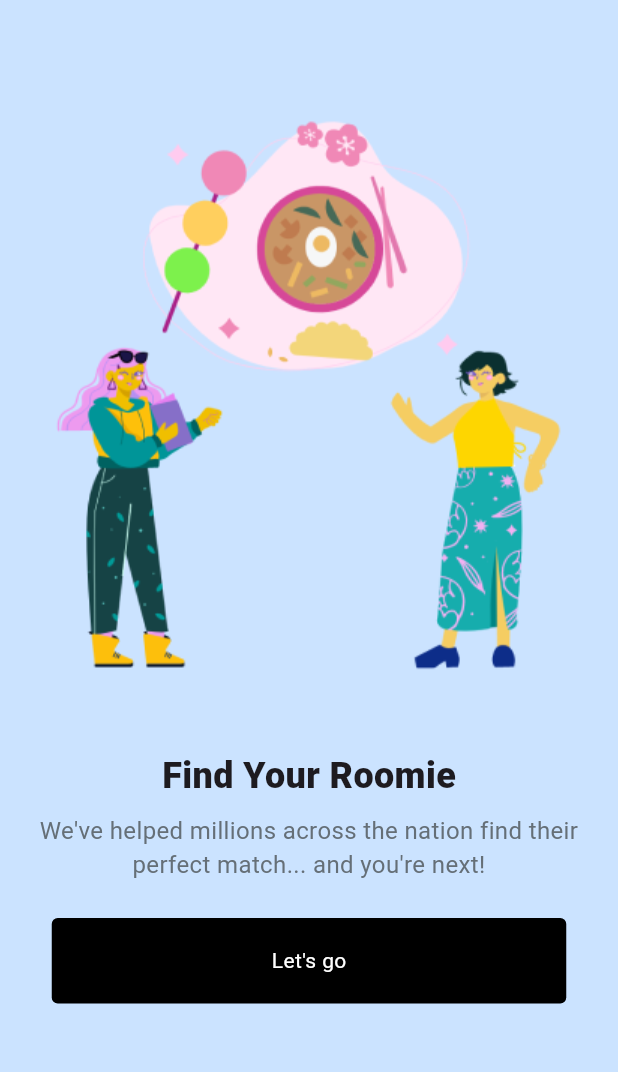
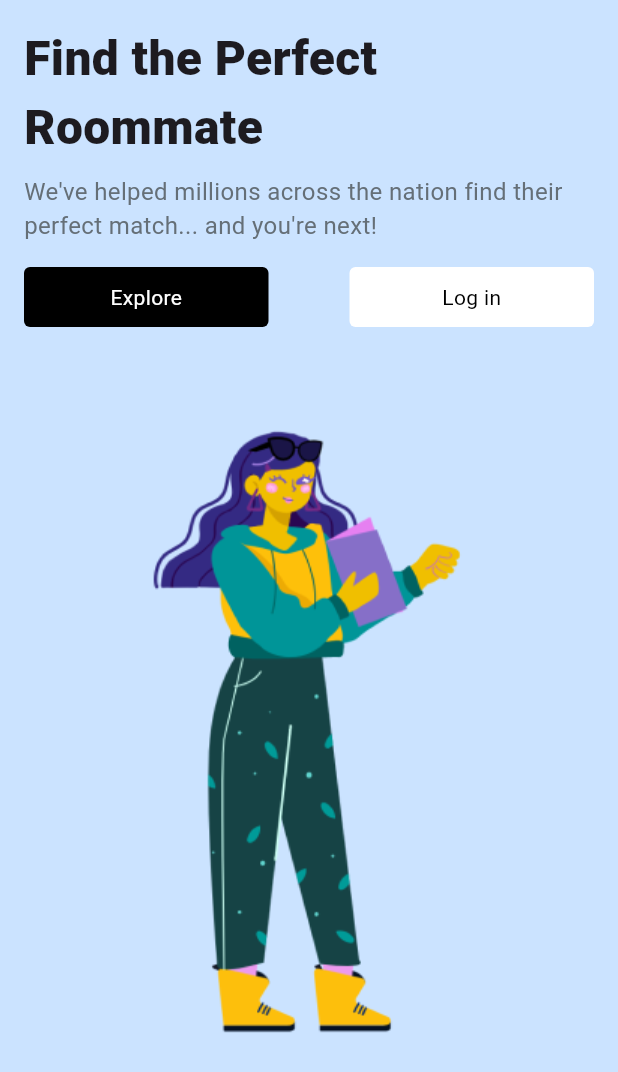
Before and after one commit to Anonim555030/Travel2, a Flutter app: the screen it shows after launch, on a phone screen of 412 x 824 dp. Shown: the top 1072 px of the screen. Run offline on Flutter 3.47's test engine with Material 3 defaults, Android fonts, the phone set to English and light mode, and no system bars.

Commit message:
Two Home Screen

```diff
--- a/lib/application.dart
+++ b/lib/application.dart
@@ -1,6 +1,7 @@
 import 'package:flutter/material.dart';
 
-import 'home_screen/two_home_screen.dart';
+import 'home_screen/home_screen.dart';
+
 
 
 class Application extends StatelessWidget {
@@ -15,7 +16,7 @@ class Application extends StatelessWidget {
         colorScheme: ColorScheme.fromSeed(seedColor: Colors.deepPurple),
         useMaterial3: true,
       ),
-      home: const TwoHomeScreen(),
+      home: const HomeScreen(),
     );
   }
 }
--- a/lib/home_screen/home_screen.dart
+++ b/lib/home_screen/home_screen.dart
@@ -21,7 +21,7 @@ class _HomeScreenState extends State<HomeScreen> {
             padding: const EdgeInsets.symmetric(horizontal: 16),
             child: Column(
               children: [
-                SizedBox(
+                const SizedBox(
                   height: 16,
                 ),
                 const Text(
--- a/lib/home_widget.dart
+++ b/lib/home_widget.dart
@@ -1,4 +1,5 @@
 import 'package:flutter/material.dart';
+import 'package:untitled/home_screen/two_home_screen.dart';
 
 
 class HomeWidget extends StatelessWidget {
@@ -8,11 +9,17 @@ class HomeWidget extends StatelessWidget {
   const HomeWidget(
       {super.key, required this.title, this.isGreen = false,  this.isIcon = false});
 
-  get icon => null;
 
   @override
   Widget build(BuildContext context) {
-    return Container(
+    return GestureDetector( onTap: () {
+      Navigator.push(
+        context,
+        MaterialPageRoute(
+            builder: (context) => const TwoHomeScreen(),),
+      );
+    },
+      child: Container(
         decoration: BoxDecoration(
           color: isGreen ? Colors.white : Colors.black,
           borderRadius: BorderRadius.circular(4),
@@ -28,6 +35,7 @@ class HomeWidget extends StatelessWidget {
             ),
           ],
         ),
+      ),
     );
   }
 }
```
Lines whose indentation alone changed are shown as unchanged.
